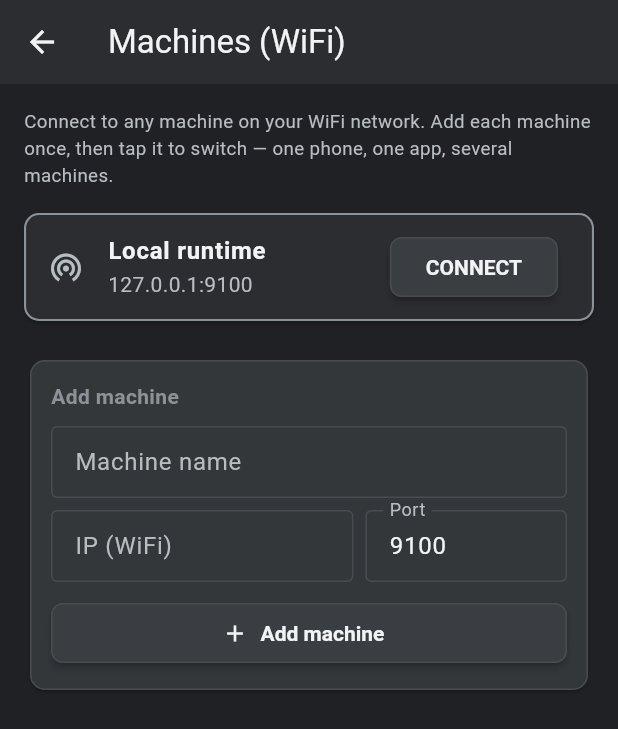
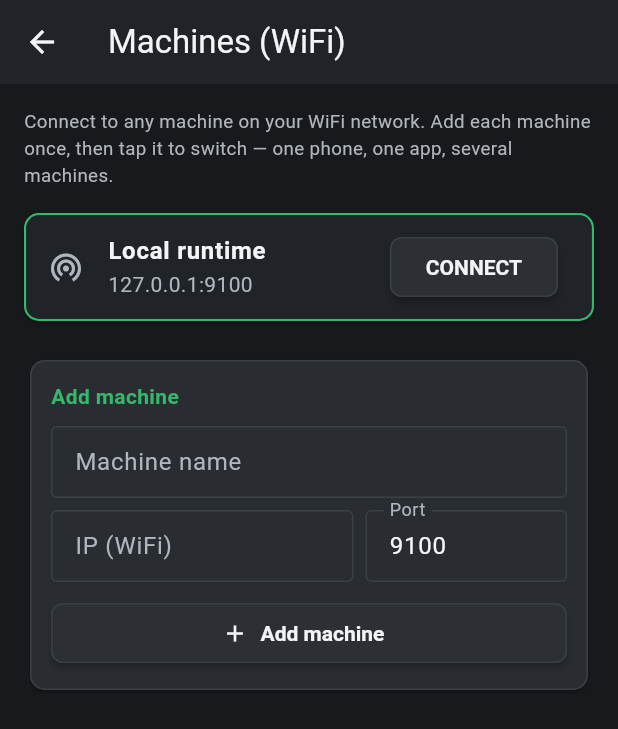
Before and after one commit to moslimebrahem69-ai/ROVEX_Project, a Flutter app: the MachinesScreen screen opened directly, on a phone screen of 412 x 824 dp. Shown: the top 729 px of the screen. Run offline on Flutter 3.47's test engine with Material 3 defaults, Android fonts, the phone set to English and light mode, and no system bars; our stand-ins replace audioplayers, file_picker; missing offline and left inert: desktop_drop.

Commit message:
refactor UI design tokens for ROVEX industrial theme

```diff
--- a/Rug-CNC/flutter_tufting_system/lib/theme/hmi_colors.dart
+++ b/Rug-CNC/flutter_tufting_system/lib/theme/hmi_colors.dart
@@ -1,89 +1,126 @@
 import 'package:flutter/material.dart';
 
-/// ROVEX Industrial HMI — Gray / Graphite Theme
-/// Neutral gray UI with semantic colors for machine states.
+/// ROVEX Industrial HMI design tokens.
+///
+/// Keep machine-state colors semantic. UI surfaces should use the neutral
+/// graphite palette so status colors remain visually meaningful.
 class HmiColors {
+  const HmiColors._();
+
   // ============================================================
-  // BACKGROUND
+  // GRAPHITE SURFACES
   // ============================================================
 
-  /// Main application background
-  static const Color bg = Color(0xFF202124);
+  /// Application background.
+  static const Color bg = Color(0xFF17191C);
 
-  /// Main cards / panels
-  static const Color panel = Color(0xFF2B2D30);
+  /// Primary panels and cards.
+  static const Color panel = Color(0xFF202327);
 
-  /// Alternative panel surface
-  static const Color panelAlt = Color(0xFF34373A);
+  /// Raised panels and secondary surfaces.
+  static const Color panelAlt = Color(0xFF292D32);
+
+  /// Highest surface level used for menus and focused controls.
+  static const Color surfaceRaised = Color(0xFF30353B);
+
+  /// Subtle surface used for hover and selected states.
+  static const Color surfaceHover = Color(0xFF353A40);
 
   // ============================================================
-  // BORDERS & BUTTONS
+  // BORDERS & UI CONTROLS
   // ============================================================
 
-  /// Standard panel border
-  static const Color border = Color(0xFF484B4F);
+  /// Standard divider and panel border.
+  static const Color border = Color(0xFF3B4046);
 
-  /// Normal soft button
-  static const Color softkey = Color(0xFF3A3D41);
+  /// Stronger border for focused or important controls.
+  static const Color borderStrong = Color(0xFF50565D);
 
-  /// Active / pressed soft button
-  static const Color softkeyActive = Color(0xFF555A60);
+  /// Default soft button surface.
+  static const Color softkey = Color(0xFF2C3035);
 
-  /// Main UI accent — neutral steel gray
-  static const Color accent = Color(0xFF8C9299);
+  /// Active / pressed soft button surface.
+  static const Color softkeyActive = Color(0xFF3A4046);
 
-  /// Kept for compatibility with existing code
-  static const Color gold = Color(0xFF8C9299);
+  /// Main ROVEX interaction accent.
+  static const Color accent = Color(0xFF35B86B);
 
-  /// Secondary neutral color
-  static const Color sand = Color(0xFF737980);
+  /// Kept for compatibility with existing code.
+  static const Color gold = accent;
+
+  /// Secondary neutral accent kept for compatibility.
+  static const Color sand = Color(0xFF8A9199);
 
   // ============================================================
   // TEXT
   // ============================================================
 
-  /// Main text
-  static const Color text = Color(0xFFF1F3F4);
+  /// Primary text.
+  static const Color text = Color(0xFFF2F4F5);
 
-  /// Secondary text
-  static const Color textDim = Color(0xFFB8BDC3);
+  /// Secondary text.
+  static const Color textDim = Color(0xFFB0B6BD);
 
-  /// Disabled / muted text
-  static const Color textMute = Color(0xFF7F858C);
+  /// Muted / disabled text.
+  static const Color textMute = Color(0xFF727980);
 
   // ============================================================
   // MACHINE STATUS COLORS
-  // Keep these semantic colors — important for HMI safety.
   // ============================================================
 
-  /// Machine ready / running
+  /// Machine ready / running.
   static const Color ready = Color(0xFF35B86B);
 
-  /// Warning
+  /// Warning / hold.
   static const Color warn = Color(0xFFE0A52B);
 
-  /// Alarm / fault
+  /// Alarm / fault.
   static const Color alarm = Color(0xFFE04B42);
 
-  /// Emergency stop
+  /// Emergency stop.
   static const Color estop = Color(0xFFC93630);
 
   // ============================================================
   // MACHINE CONTROLS
   // ============================================================
 
-  /// Start
+  /// Cycle start.
   static const Color start = Color(0xFF2E9B5F);
 
-  /// Hold / pause
+  /// Feed hold / pause.
   static const Color hold = Color(0xFFD69A25);
 
-  /// Stop
+  /// Cycle stop.
   static const Color stop = Color(0xFFD15B35);
 
-  /// DRO / coordinates
+  /// Live axis coordinates.
   static const Color dro = Color(0xFF36B69A);
 
-  /// Active operating mode
+  /// Active operating mode.
   static const Color modeActive = Color(0xFF35B86B);
+
+  // ============================================================
+  // LAYOUT TOKENS
+  // ============================================================
+
+  static const double radiusSmall = 4;
+  static const double radiusMedium = 6;
+  static const double radiusLarge = 8;
+
+  static const double space1 = 4;
+  static const double space2 = 8;
+  static const double space3 = 12;
+  static const double space4 = 16;
+  static const double space5 = 24;
+  static const double space6 = 32;
+
+  // ============================================================
+  // MOTION TOKENS
+  // ============================================================
+
+  static const Duration motionFast = Duration(milliseconds: 100);
+  static const Duration motionStandard = Duration(milliseconds: 160);
+  static const Duration motionSlow = Duration(milliseconds: 220);
+
+  static const Curve motionCurve = Curves.easeOutCubic;
 }
```
